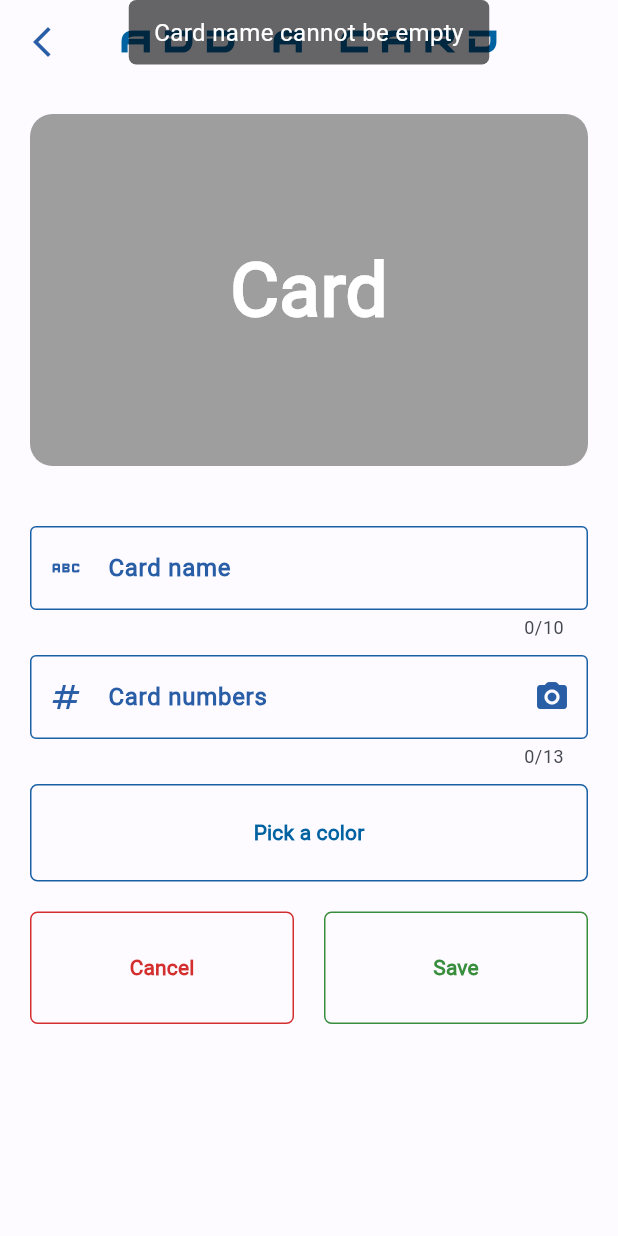
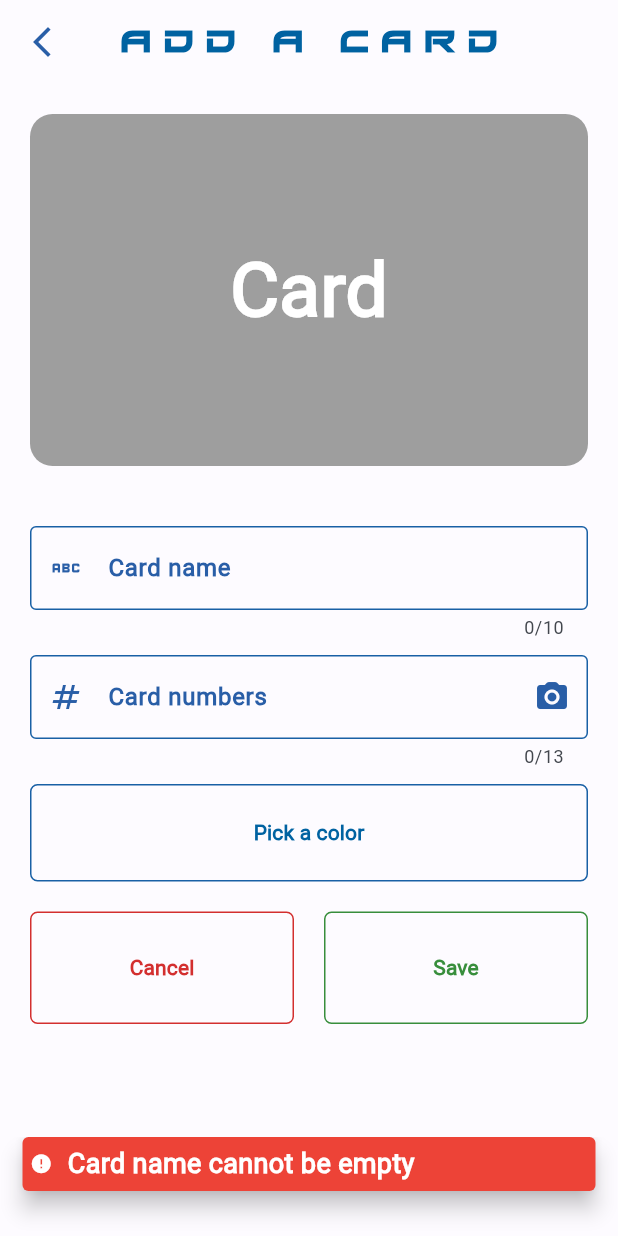
Before and after one commit to GeorgeYT9769/cardabase-app, a Flutter app: the CreateCard screen opened directly, after a tap on "Save", on a phone screen of 412 x 824 dp. Run offline on Flutter 3.47's test engine with Material 3 defaults, Android fonts, the phone set to English and light mode, and no system bars; our stand-ins replace barcode_widget, flutter_bounceable, flutter_colorpicker, flutter_slidable, hive, hive_flutter; missing offline and left inert: restart_app, simple_barcode_scanner; accounts and stored records are empty; Roboto replaces fonts that are missing (Roboto-Regular.ttf); project files that could hold a hidden picture were left out.

Commit message:
bug fixes

```diff
--- a/lib/pages/createcardnew.dart
+++ b/lib/pages/createcardnew.dart
@@ -1,5 +1,4 @@
 import 'package:flutter/material.dart';
-import 'package:flutter_styled_toast/flutter_styled_toast.dart';
 import 'package:hive/hive.dart';
 import 'package:hive_flutter/hive_flutter.dart';
 import 'package:restart_app/restart_app.dart';
@@ -69,31 +68,56 @@ class _CreateCardState extends State<CreateCard> {
         Restart.restartApp();
       }
     } else if (controller.text.isEmpty == true ) {
-      showToast(
-          "Card name cannot be empty",
-          context:context,
-          duration: const Duration(days: 0, hours: 0, minutes: 0, seconds: 2, milliseconds: 0, microseconds: 0),
-          animation: StyledToastAnimation.fade,
-          reverseAnimation: StyledToastAnimation.fade,
-          position: const StyledToastPosition(align: Alignment.topCenter)
-      );
+      ScaffoldMessenger.of(context).showSnackBar(
+          const SnackBar(
+            content: Row(
+              children: [
+                Icon(Icons.error, size: 15, color: Colors.white,),
+                SizedBox(width: 10,),
+                Text('Card name cannot be empty', style: TextStyle(fontSize: 18, color: Colors.white, fontWeight: FontWeight.bold)),
+              ],
+            ),
+            duration: Duration(milliseconds: 3000),
+            padding: EdgeInsets.all(5.0),
+            margin: EdgeInsets.fromLTRB(15, 0, 15, 30),
+            behavior: SnackBarBehavior.floating,
+            dismissDirection: DismissDirection.vertical,
+            backgroundColor: Color.fromARGB(255, 237, 67, 55),
+          ));
     } else if (controllercardid.text.isEmpty == true ) {
-      showToast(
-          "Card ID cannot be empty",
-          context:context,
-          duration: const Duration(days: 0, hours: 0, minutes: 0, seconds: 2, milliseconds: 0, microseconds: 0),
-          animation: StyledToastAnimation.fade,
-          reverseAnimation: StyledToastAnimation.fade,
-          position: const StyledToastPosition(align: Alignment.topCenter)
-      );
+      ScaffoldMessenger.of(context).showSnackBar(
+          const SnackBar(
+            content: Row(
+              children: [
+                Icon(Icons.error, size: 15, color: Colors.white,),
+                SizedBox(width: 10,),
+                Text('Card ID cannot be empty', style: TextStyle(fontSize: 18, color: Colors.white, fontWeight: FontWeight.bold)),
+              ],
+            ),
+            duration: Duration(milliseconds: 3000),
+            padding: EdgeInsets.symmetric(horizontal: 10.0),
+            margin: EdgeInsets.fromLTRB(15, 0, 15, 30),
+            behavior: SnackBarBehavior.floating,
+            dismissDirection: DismissDirection.vertical,
+            backgroundColor: Color.fromARGB(255, 237, 67, 55),
+          ));
     } else if (verifyEan13(controllercardid.text) == false) {
-      showToast(
-          "The ID numbers are wrong",
-          context:context,
-          duration: const Duration(days: 0, hours: 0, minutes: 0, seconds: 2, milliseconds: 0, microseconds: 0),
-          animation: StyledToastAnimation.fade,
-          reverseAnimation: StyledToastAnimation.fade,
-          position: const StyledToastPosition(align: Alignment.topCenter)
+      ScaffoldMessenger.of(context).showSnackBar(
+        const SnackBar(
+          content: Row(
+            children: [
+              Icon(Icons.error, size: 15, color: Colors.white,),
+              SizedBox(width: 10,),
+              Text('Card ID has a mistake', style: TextStyle(fontSize: 18, color: Colors.white, fontWeight: FontWeight.bold)),
+            ],
+          ),
+          duration: Duration(milliseconds: 3000),
+          padding: EdgeInsets.symmetric(horizontal: 10.0),
+          margin: EdgeInsets.fromLTRB(15, 0, 15, 30),
+          behavior: SnackBarBehavior.floating,
+          dismissDirection: DismissDirection.vertical,
+          backgroundColor: Color.fromARGB(255, 237, 67, 55),
+        ),
       );
     }
   }
@@ -143,7 +167,7 @@ class _CreateCardState extends State<CreateCard> {
   Widget build(BuildContext context) {
     return Scaffold(
       //resizeToAvoidBottomInset: false,
-      backgroundColor: Theme.of(context).colorScheme.background,
+      backgroundColor: Theme.of(context).colorScheme.surface,
       appBar: AppBar(
         leading: IconButton(icon: Icon(Icons.arrow_back_ios_new, color: Theme.of(context).colorScheme.secondary,), onPressed: cancelCard,),
         title: Text(
@@ -158,7 +182,7 @@ class _CreateCardState extends State<CreateCard> {
         ),
         centerTitle: true,
         elevation: 0.0,
-        backgroundColor: Theme.of(context).colorScheme.background,
+        backgroundColor: Theme.of(context).colorScheme.surface,
       ),
 //structure of all widgets
 //card widget
@@ -241,7 +265,7 @@ class _CreateCardState extends State<CreateCard> {
                 ),
                 const SizedBox(height: 10,),
 //color picker button
-                Container(
+                SizedBox(
                   height: 65,
                   child: OutlinedButton(
                     style: OutlinedButton.styleFrom(
@@ -270,7 +294,7 @@ class _CreateCardState extends State<CreateCard> {
                   children: [
                     //MyButton(text: 'Cancel', onPressed: () {}, width: MediaQuery.of(context).size.width / 2 - 20, height: 75, color: Colors.red.shade700,),
                     //MyButton(text: 'Save', onPressed: () {}, width: MediaQuery.of(context).size.width / 2 - 20, height: 75, color: Colors.green.shade700,), //widget.onSave
-                    Container(
+                    SizedBox(
                       width: MediaQuery.of(context).size.width / 2 - 30,
                       height: 75,
                       child: OutlinedButton(
@@ -294,7 +318,7 @@ class _CreateCardState extends State<CreateCard> {
                       ),
                     ),
                     const SizedBox(width: 20,),
-                    Container(
+                    SizedBox(
                       width: MediaQuery.of(context).size.width / 2 - 30,
                       height: 75,
                       child: OutlinedButton(
--- a/lib/pages/homepage.dart
+++ b/lib/pages/homepage.dart
@@ -1,10 +1,8 @@
 import 'package:cardabase/pages/settings.dart';
 import 'package:flutter/material.dart';
-import 'package:flutter_styled_toast/flutter_styled_toast.dart';
 import 'package:hive_flutter/hive_flutter.dart';
 import 'package:cardabase/data/cardabase_db.dart'; //card database
 import 'package:cardabase/util/card_tile.dart';
-import 'package:restart_app/restart_app.dart';
 import 'createcardnew.dart';
 
 class Homepage extends StatefulWidget {
@@ -43,7 +41,7 @@ class _HomePageState extends State<Homepage> {
   @override
   Widget build(BuildContext context) {
     return Scaffold(
-      backgroundColor: Theme.of(context).colorScheme.background,// - BACKGROUND COLOR (DEFAULT)
+      backgroundColor: Theme.of(context).colorScheme.surface,// - BACKGROUND COLOR (DEFAULT)
       appBar: AppBar(
         leading: IconButton(icon: Icon(Icons.settings, color: Theme.of(context).colorScheme.secondary,), onPressed: () {
           Navigator.push(context, MaterialPageRoute(builder: (context) => const Settings()));},), //createNewCard
@@ -59,7 +57,7 @@ class _HomePageState extends State<Homepage> {
           ),
         centerTitle: true,
         elevation: 0.0,
-        backgroundColor: Theme.of(context).colorScheme.background,
+        backgroundColor: Theme.of(context).colorScheme.surface,
       ),
       floatingActionButton: FloatingActionButton( //createNewCard
         onPressed: () {
```
Also changed, not shown: lib/pages/settings.dart (+10 -60 lines), lib/util/card_tile.dart (+4 -10 lines), pubspec.yaml (+6 -5 lines), lib/util/qr_reader.dart (deleted), lib/util/qr_reader_lib.dart (deleted), pubspec.lock, 103 other files.
